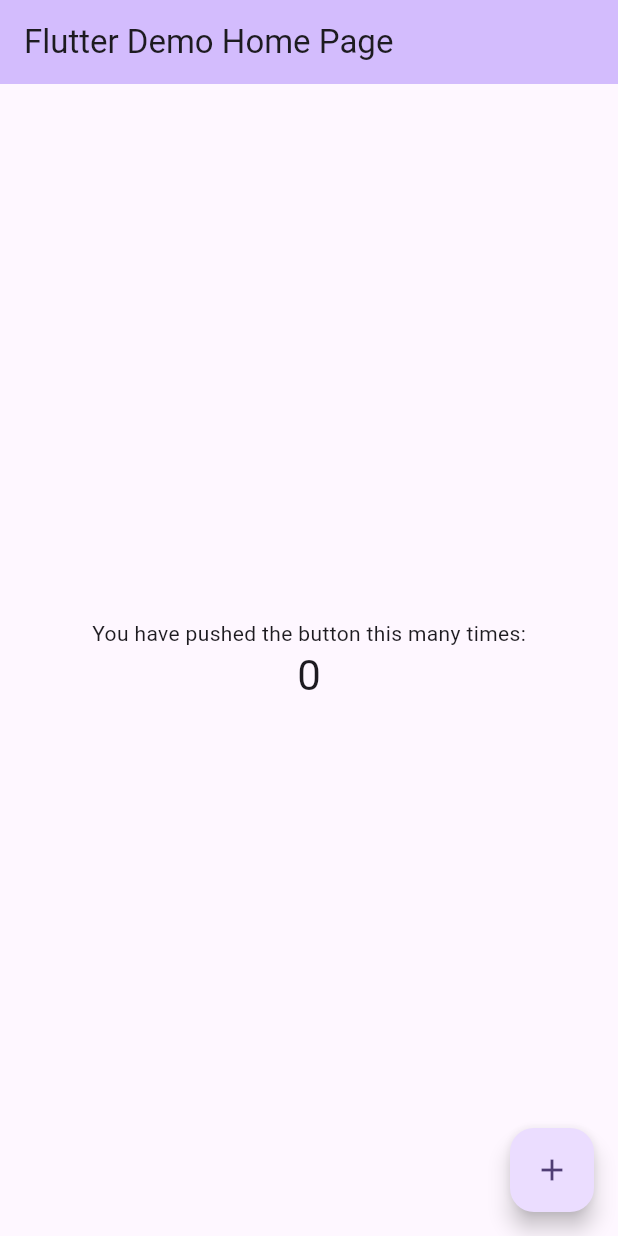
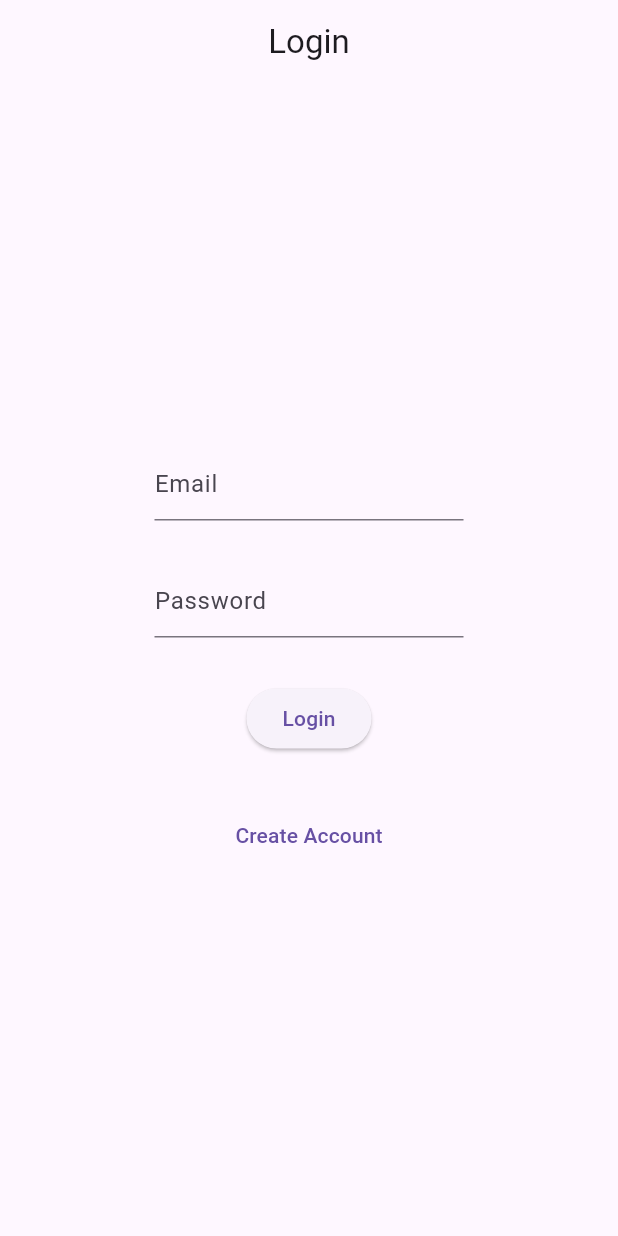
Before and after one commit to Tofu311/Digital-Navigator, a Flutter app: the screen it shows after launch, on a phone screen of 412 x 824 dp. Run offline on Flutter 3.47's test engine with Material 3 defaults, Android fonts, the phone set to English and light mode, and no system bars; our stand-ins replace cloud_firestore, firebase_auth, firebase_core, google_sign_in; accounts and stored records are empty.

Commit message:
Implemented basic user registration with email/password + storage in Cloud Firestore

```diff
--- a/digital_navigator/lib/main.dart
+++ b/digital_navigator/lib/main.dart
@@ -1,131 +1,23 @@
 import 'package:flutter/material.dart';
 import 'package:firebase_core/firebase_core.dart';
 import 'firebase_options.dart';
+import 'screens/login_screen.dart';
 
 void main() async {
   WidgetsFlutterBinding.ensureInitialized();
   await Firebase.initializeApp(
     options: DefaultFirebaseOptions.currentPlatform,
   );
-  runApp(const MyApp());
+  runApp(MyApp());
 }
 
 class MyApp extends StatelessWidget {
-  const MyApp({super.key});
-
-  // This widget is the root of your application.
   @override
   Widget build(BuildContext context) {
     return MaterialApp(
-      title: 'Flutter Demo',
-      theme: ThemeData(
-        // This is the theme of your application.
-        //
-        // TRY THIS: Try running your application with "flutter run". You'll see
-        // the application has a purple toolbar. Then, without quitting the app,
-        // try changing the seedColor in the colorScheme below to Colors.green
-        // and then invoke "hot reload" (save your changes or press the "hot
-        // reload" button in a Flutter-supported IDE, or press "r" if you used
-        // the command line to start the app).
-        //
-        // Notice that the counter didn't reset back to zero; the application
-        // state is not lost during the reload. To reset the state, use hot
-        // restart instead.
-        //
-        // This works for code too, not just values: Most code changes can be
-        // tested with just a hot reload.
-        colorScheme: ColorScheme.fromSeed(seedColor: Colors.deepPurple),
-        useMaterial3: true,
-      ),
-      home: const MyHomePage(title: 'Flutter Demo Home Page'),
+      debugShowCheckedModeBanner: false,
+      title: 'Flutter Firebase Auth',
+      home: LoginScreen(),
     );
   }
 }
-
-class MyHomePage extends StatefulWidget {
-  const MyHomePage({super.key, required this.title});
-
-  // This widget is the home page of your application. It is stateful, meaning
-  // that it has a State object (defined below) that contains fields that affect
-  // how it looks.
-
-  // This class is the configuration for the state. It holds the values (in this
-  // case the title) provided by the parent (in this case the App widget) and
-  // used by the build method of the State. Fields in a Widget subclass are
-  // always marked "final".
-
-  final String title;
-
-  @override
-  State<MyHomePage> createState() => _MyHomePageState();
-}
-
-class _MyHomePageState extends State<MyHomePage> {
-  int _counter = 0;
-
-  void _incrementCounter() {
-    setState(() {
-      // This call to setState tells the Flutter framework that something has
-      // changed in this State, which causes it to rerun the build method below
-      // so that the display can reflect the updated values. If we changed
-      // _counter without calling setState(), then the build method would not be
-      // called again, and so nothing would appear to happen.
-      _counter++;
-    });
-  }
-
-  @override
-  Widget build(BuildContext context) {
-    // This method is rerun every time setState is called, for instance as done
-    // by the _incrementCounter method above.
-    //
-    // The Flutter framework has been optimized to make rerunning build methods
-    // fast, so that you can just rebuild anything that needs updating rather
-    // than having to individually change instances of widgets.
-    return Scaffold(
-      appBar: AppBar(
-        // TRY THIS: Try changing the color here to a specific color (to
-        // Colors.amber, perhaps?) and trigger a hot reload to see the AppBar
-        // change color while the other colors stay the same.
-        backgroundColor: Theme.of(context).colorScheme.inversePrimary,
-        // Here we take the value from the MyHomePage object that was created by
-        // the App.build method, and use it to set our appbar title.
-        title: Text(widget.title),
-      ),
-      body: Center(
-        // Center is a layout widget. It takes a single child and positions it
-        // in the middle of the parent.
-        child: Column(
-          // Column is also a layout widget. It takes a list of children and
-          // arranges them vertically. By default, it sizes itself to fit its
-          // children horizontally, and tries to be as tall as its parent.
-          //
-          // Column has various properties to control how it sizes itself and
-          // how it positions its children. Here we use mainAxisAlignment to
-          // center the children vertically; the main axis here is the vertical
-          // axis because Columns are vertical (the cross axis would be
-          // horizontal).
-          //
-          // TRY THIS: Invoke "debug painting" (choose the "Toggle Debug Paint"
-          // action in the IDE, or press "p" in the console), to see the
-          // wireframe for each widget.
-          mainAxisAlignment: MainAxisAlignment.center,
-          children: <Widget>[
-            const Text(
-              'You have pushed the button this many times:',
-            ),
-            Text(
-              '$_counter',
-              style: Theme.of(context).textTheme.headlineMedium,
-            ),
-          ],
-        ),
-      ),
-      floatingActionButton: FloatingActionButton(
-        onPressed: _incrementCounter,
-        tooltip: 'Increment',
-        child: const Icon(Icons.add),
-      ), // This trailing comma makes auto-formatting nicer for build methods.
-    );
-  }
-}
--- /dev/null
+++ b/digital_navigator/lib/screens/login_screen.dart
@@ -0,0 +1,73 @@
+import './create_account.dart';
+import 'package:flutter/material.dart';
+
+class LoginScreen extends StatefulWidget {
+  const LoginScreen({Key? key}) : super(key: key);
+
+  @override
+  _LoginScreenState createState() => _LoginScreenState();
+}
+
+class _LoginScreenState extends State<LoginScreen> {
+  final TextEditingController _emailController = TextEditingController();
+  final TextEditingController _passwordController = TextEditingController();
+  @override
+  Widget build(BuildContext context) {
+    return Scaffold(
+      appBar: AppBar(
+        title: const Text('Login'),
+        centerTitle: true,
+      ),
+      body: Center(
+        child: Column(
+          mainAxisAlignment: MainAxisAlignment.center,
+          children: [
+            SizedBox(
+              width: MediaQuery.of(context).size.width / 2,
+              child: TextField(
+                controller: _emailController,
+                decoration: const InputDecoration(hintText: 'Email'),
+              ),
+            ),
+            const SizedBox(
+              height: 30.0,
+            ),
+            SizedBox(
+              width: MediaQuery.of(context).size.width / 2,
+              child: TextField(
+                controller: _passwordController,
+                obscureText: true,
+                decoration: const InputDecoration(
+                  hintText: 'Password',
+                ),
+              ),
+            ),
+            const SizedBox(
+              height: 30.0,
+            ),
+            ElevatedButton(
+              onPressed: () {
+                print(
+                    'Email: ${_emailController.text}, Password: ${_passwordController.text}');
+              },
+              child: const Text('Login'),
+            ),
+            const SizedBox(
+              height: 30.0,
+            ),
+            TextButton(
+              onPressed: () {
+                Navigator.of(context).push(
+                  MaterialPageRoute(
+                    builder: (context) => const CreateAccount(),
+                  ),
+                );
+              },
+              child: const Text('Create Account'),
+            ),
+          ],
+        ),
+      ),
+    );
+  }
+}
--- a/digital_navigator/pubspec.yaml
+++ b/digital_navigator/pubspec.yaml
@@ -36,6 +36,8 @@ dependencies:
   cupertino_icons: ^1.0.8
   firebase_auth: ^5.5.0
   firebase_core: ^3.12.0
+  cloud_firestore: ^5.6.5
+  google_sign_in: ^6.2.2
 
 dev_dependencies:
   flutter_test:
```
Also changed, not shown: digital_navigator/lib/screens/create_account.dart (added, +73 -0 lines), digital_navigator/lib/services/auth_service.dart (added, +107 -0 lines), digital_navigator/pubspec.lock, 131 other files.
